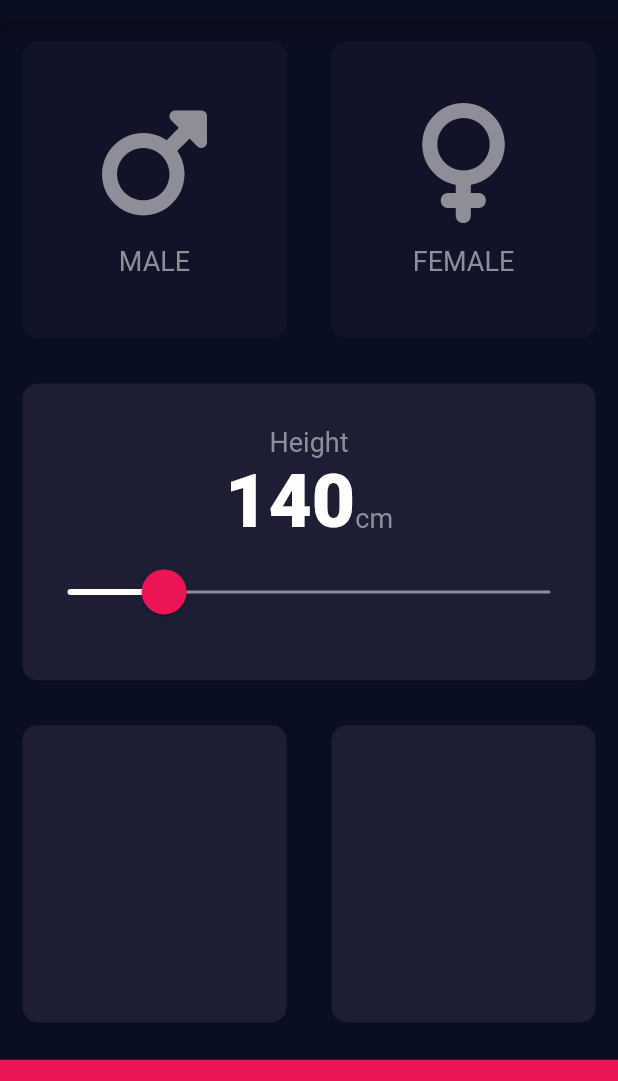
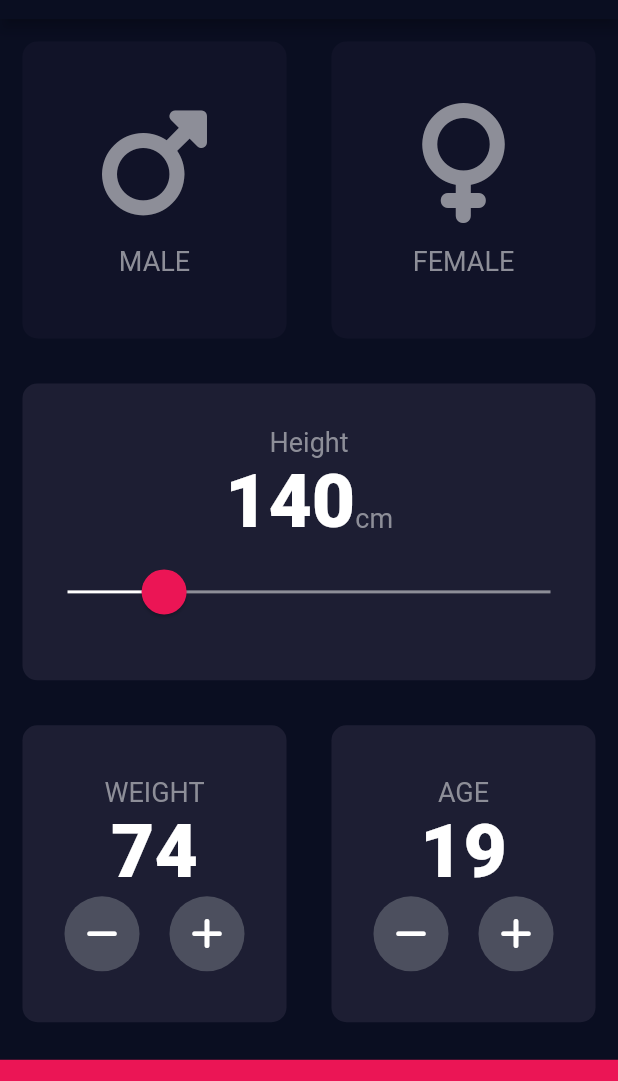
Before and after one commit to nativacu/bmi-calculator-flutter, a Flutter app: the screen it shows after launch, on a phone screen of 412 x 824 dp, the part 65-1146 px from its top. Run offline on Flutter 3.47's test engine with Material 2 defaults, Android fonts, the phone set to English and light mode, and no system bars; our stand-ins replace font_awesome_flutter.

Commit message:
feat: adding weight and age cards

```diff
--- a/lib/constants.dart
+++ b/lib/constants.dart
@@ -13,3 +13,4 @@ const kPrimaryTextStyle = TextStyle(
 
 const Color kAccentColor = Color(0xFFEB1555);
 const Color kAccentColor16 = Color(0x26EB1555);
+const Color kSecondaryButtonColor = Color(0xFF4C4F5E);
--- a/lib/height_slider.dart
+++ b/lib/height_slider.dart
@@ -43,6 +43,7 @@ class _HeightSlider extends State<HeightSlider> {
           ),
           SliderTheme(
             data: SliderTheme.of(context).copyWith(
+              trackShape: const RectangularSliderTrackShape(),
               thumbShape: const RoundSliderThumbShape(enabledThumbRadius: 15.0),
               overlayShape: const RoundSliderOverlayShape(overlayRadius: 30.0),
               thumbColor: kAccentColor,
--- a/lib/input_page.dart
+++ b/lib/input_page.dart
@@ -1,8 +1,8 @@
 import 'package:bmi_calculator_flutter/constants.dart';
 import 'package:bmi_calculator_flutter/height_slider.dart';
+import 'package:bmi_calculator_flutter/number_card.dart';
 import 'package:flutter/cupertino.dart';
 import 'package:flutter/material.dart';
-import 'custom_card.dart';
 import 'gender_options.dart';
 
 const double buttonHeight = 70.0;
@@ -31,17 +31,24 @@ class _InputPageState extends State<InputPage> {
           const Expanded(
             child: GenderOptions(),
           ),
-          Expanded(
+          const Expanded(
             child: HeightSlider(),
           ),
           Expanded(
             child: Row(
-              children: [
+              mainAxisAlignment: MainAxisAlignment.center,
+              children: const [
                 Expanded(
-                  child: CustomCard(),
+                  child: NumberCard(
+                    label: 'weight',
+                    startingValue: 74,
+                  ),
                 ),
                 Expanded(
-                  child: CustomCard(),
+                  child: NumberCard(
+                    label: 'age',
+                    startingValue: 19,
+                  ),
                 ),
               ],
             ),
--- a/lib/main.dart
+++ b/lib/main.dart
@@ -3,16 +3,16 @@ import 'package:flutter/material.dart';
 import 'input_page.dart';
 
 void main() {
-  runApp(const MyApp());
+  runApp(const BMICalculator());
 }
 
-class MyApp extends StatelessWidget {
-  const MyApp({super.key});
+class BMICalculator extends StatelessWidget {
+  const BMICalculator({super.key});
 
   @override
   Widget build(BuildContext context) {
     return MaterialApp(
-      title: 'Flutter Demo',
+      title: 'BMICalculator',
       theme: ThemeData.dark().copyWith(
         colorScheme: ColorScheme.fromSwatch().copyWith(
           primary: const Color(0xFF0A0E21),
--- /dev/null
+++ b/lib/number_card.dart
@@ -0,0 +1,78 @@
+import 'package:bmi_calculator_flutter/custom_card.dart';
+import 'package:bmi_calculator_flutter/round_icon_button.dart';
+import 'package:flutter/material.dart';
+import 'package:font_awesome_flutter/font_awesome_flutter.dart';
+
+import 'constants.dart';
+
+enum Actions { add, remove }
+
+class NumberCard extends StatefulWidget {
+  final String label;
+  final int startingValue;
+  // final Function onChange;
+
+  const NumberCard({
+    super.key,
+    required this.label,
+    required this.startingValue,
+    // required this.onChange,
+  });
+  @override
+  State<NumberCard> createState() => _NumberCard();
+}
+
+class _NumberCard extends State<NumberCard> {
+  int selectedNumber = -1;
+
+  @override
+  Widget build(BuildContext context) {
+    selectedNumber = selectedNumber < 0 ? widget.startingValue : selectedNumber;
+
+    onChangeValue(Actions action) {
+      setState(() {
+        if (action == Actions.add) {
+          selectedNumber = selectedNumber + 1;
+        } else {
+          selectedNumber = selectedNumber > 0 ? selectedNumber - 1 : 0;
+        }
+      });
+    }
+
+    return CustomCard(
+      cardChild: Column(
+        mainAxisAlignment: MainAxisAlignment.center,
+        children: [
+          Text(
+            widget.label.toUpperCase(),
+            style: kSecondaryTextStyle,
+          ),
+          Text(
+            selectedNumber.toString(),
+            style: kPrimaryTextStyle,
+          ),
+          Row(
+            mainAxisAlignment: MainAxisAlignment.center,
+            children: [
+              RoundIconButton(
+                onButtonPressed: () {
+                  onChangeValue(Actions.remove);
+                },
+                icon: FontAwesomeIcons.minus,
+              ),
+              const SizedBox(
+                width: 20.0,
+              ),
+              RoundIconButton(
+                onButtonPressed: () {
+                  onChangeValue(Actions.add);
+                },
+                icon: FontAwesomeIcons.plus,
+              ),
+            ],
+          )
+        ],
+      ),
+    );
+  }
+}
--- /dev/null
+++ b/lib/round_icon_button.dart
@@ -0,0 +1,28 @@
+import 'package:flutter/cupertino.dart';
+import 'package:flutter/material.dart';
+
+import 'constants.dart';
+
+class RoundIconButton extends StatelessWidget {
+  final Function onButtonPressed;
+  final IconData icon;
+  const RoundIconButton(
+      {super.key, required this.onButtonPressed, required this.icon});
+
+  @override
+  Widget build(BuildContext context) {
+    return RawMaterialButton(
+      onPressed: () => {
+        onButtonPressed(),
+      },
+      fillColor: kSecondaryButtonColor,
+      shape: const CircleBorder(),
+      elevation: 0,
+      constraints: const BoxConstraints.tightFor(
+        width: 50.0,
+        height: 50.0,
+      ),
+      child: Icon(icon),
+    );
+  }
+}
```
Also changed, not shown: 1 other file.
